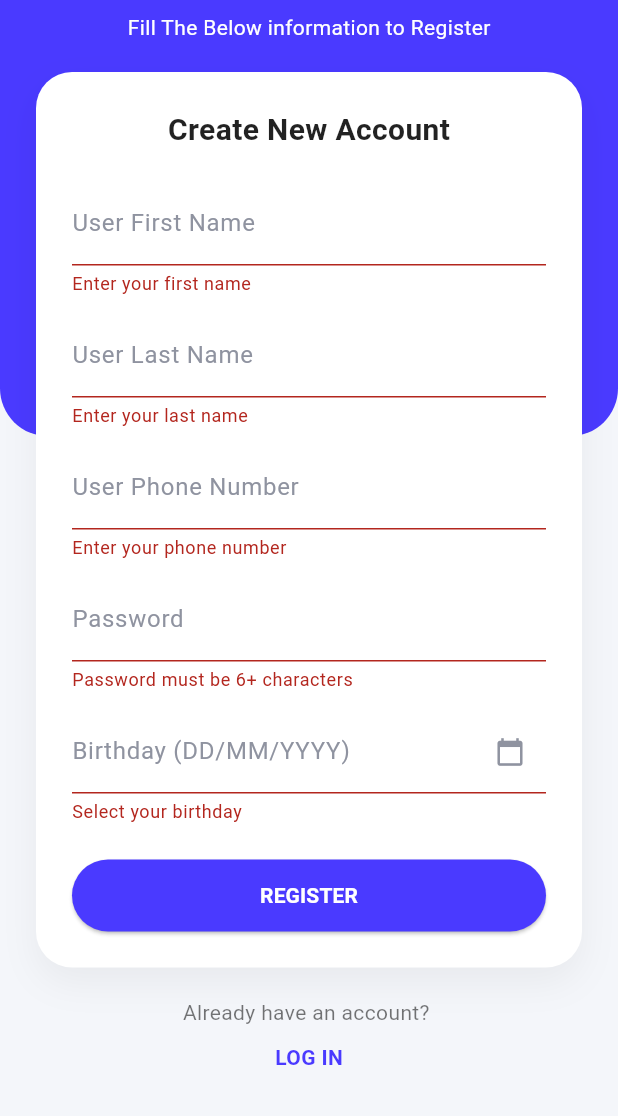
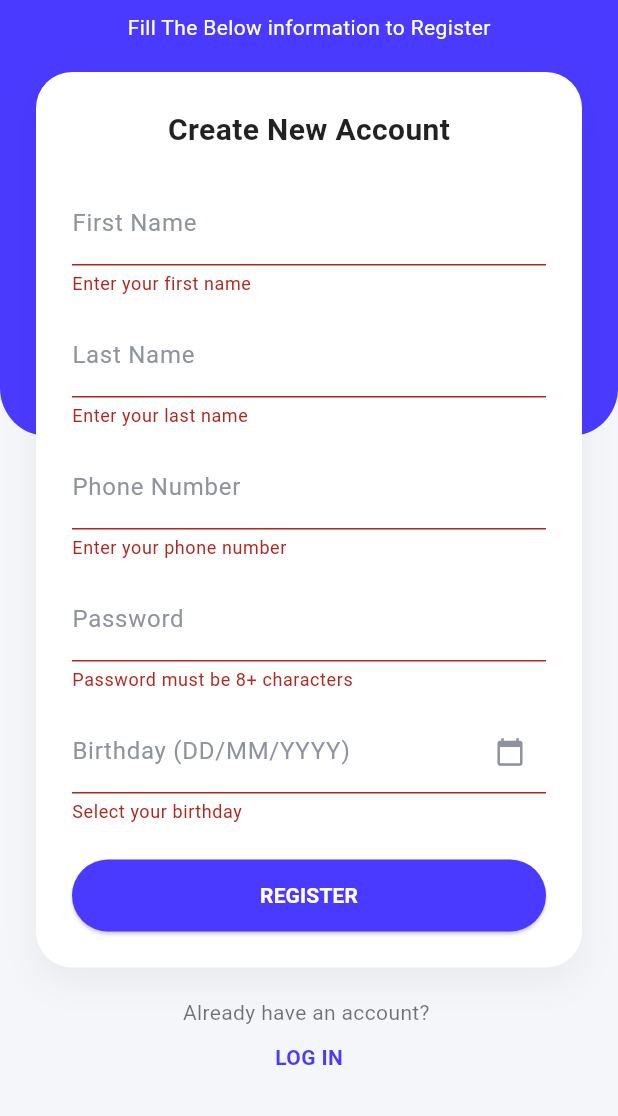
Before and after one commit to charuka-dilshan/medscan-flutter, a Flutter app: the RegisterScreen screen opened directly, after a tap on "REGISTER", on a phone screen of 412 x 824 dp, the part 120-1236 px from its top. Run offline on Flutter 3.47's test engine with Material 3 defaults, Android fonts, the phone set to English and light mode, and no system bars.

Commit message:
Change some detail in login and register screen, add password length 6 into 8 and change display text, remove the 'user' word

```diff
--- a/lib/screens/auth/login_screen.dart
+++ b/lib/screens/auth/login_screen.dart
@@ -104,7 +104,7 @@ class _LoginScreenState extends State<LoginScreen> {
                               controller: _phoneController,
                               keyboardType: TextInputType.phone,
                               decoration: const InputDecoration(
-                                labelText: 'User Phone Number',
+                                labelText: 'Phone Number',
                                 labelStyle: TextStyle(color: AppColors.textGray),
                                 enabledBorder: UnderlineInputBorder(
                                   borderSide: BorderSide(color: AppColors.textGray),
--- a/lib/screens/auth/register_screen.dart
+++ b/lib/screens/auth/register_screen.dart
@@ -144,7 +144,7 @@ class _RegisterScreenState extends State<RegisterScreen> {
                               controller: _firstNameController,
                               textCapitalization: TextCapitalization.words,
                               decoration: const InputDecoration(
-                                labelText: 'User First Name',
+                                labelText: 'First Name',
                                 labelStyle: TextStyle(
                                   color: AppColors.textGray,
                                 ),
@@ -170,7 +170,7 @@ class _RegisterScreenState extends State<RegisterScreen> {
                               controller: _lastNameController,
                               textCapitalization: TextCapitalization.words,
                               decoration: const InputDecoration(
-                                labelText: 'User Last Name',
+                                labelText: 'Last Name',
                                 labelStyle: TextStyle(
                                   color: AppColors.textGray,
                                 ),
@@ -196,7 +196,7 @@ class _RegisterScreenState extends State<RegisterScreen> {
                               controller: _phoneController,
                               keyboardType: TextInputType.phone,
                               decoration: const InputDecoration(
-                                labelText: 'User Phone Number',
+                                labelText: 'Phone Number',
                                 labelStyle: TextStyle(
                                   color: AppColors.textGray,
                                 ),
@@ -237,8 +237,8 @@ class _RegisterScreenState extends State<RegisterScreen> {
                                   ),
                                 ),
                               ),
-                              validator: (value) => value!.length < 6
-                                  ? 'Password must be 6+ characters'
+                              validator: (value) => value!.length < 8
+                                  ? 'Password must be 8+ characters'
                                   : null,
                             ),
                             const SizedBox(height: 12),
```
Also changed, not shown: lib/screens/auth/medical_profile_screen.dart (+5 -8 lines).
